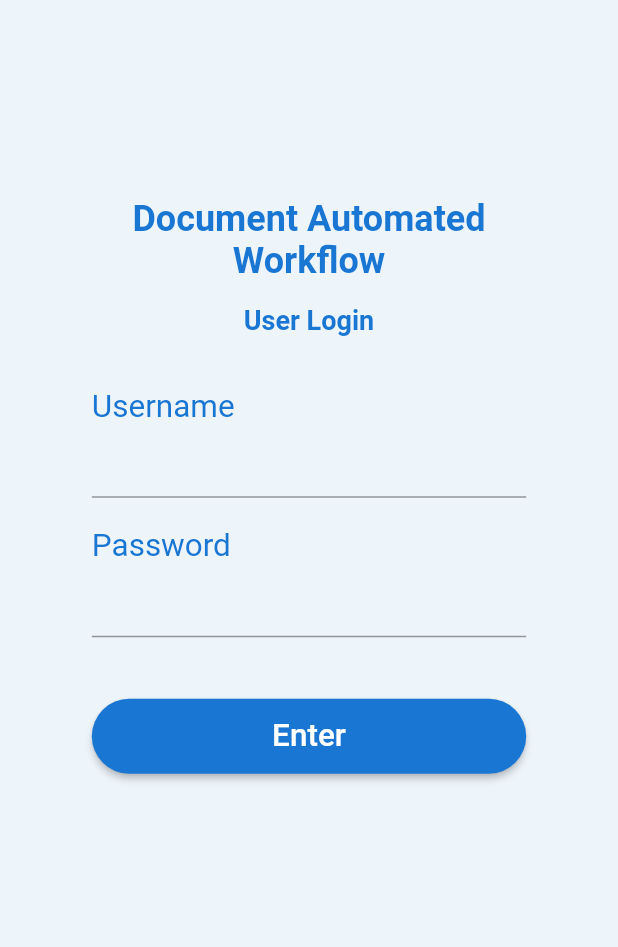
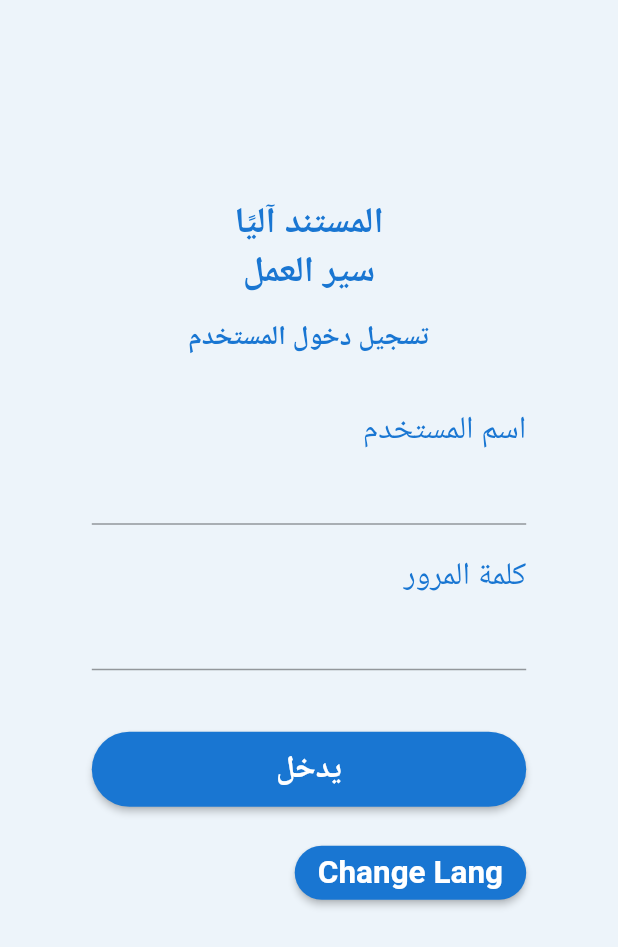
Before and after one commit to farooq023/DawMobile, a Flutter app: the screen it shows after launch, on a phone screen of 412 x 824 dp. Shown: the top 947 px of the screen. Run offline on Flutter 3.47's test engine with Material 2 defaults, Android fonts, the phone set to English and light mode, and no system bars; missing offline and left inert: flutter_cached_pdfview; generated files the repository leaves out were written again.

Commit message:
Implemented the chnage lang feature

```diff
--- a/lib/main.dart
+++ b/lib/main.dart
@@ -12,20 +12,29 @@ import './providers/auth.dart';
 import './providers/dashboardPro.dart';
 import './providers/inboxPro.dart';
 import './providers/fileProvider.dart';
+import './providers/languageProvider.dart';
 
 void main() {
   runApp(const MyApp());
 }
 
-class MyApp extends StatelessWidget {
+class MyApp extends StatefulWidget {
   const MyApp({super.key});
 
+  @override
+  State<MyApp> createState() => _MyAppState();
+}
+
+class _MyAppState extends State<MyApp> {
   @override
   Widget build(BuildContext context) {
     return MultiProvider(
       providers: [
         ChangeNotifierProvider.value(
           value: Auth(),
+        ),
+        ChangeNotifierProvider.value(
+          value: LanguageProvider(),
         ),
         ChangeNotifierProxyProvider<Auth, DashboardPro>(
           create: (ctx) => DashboardPro('', 0),
@@ -41,9 +50,19 @@ class MyApp extends StatelessWidget {
           update: (_, auth, data) =>
               FileProvider(auth.accessToken, auth.userID),
         ),
+        // ChangeNotifierProvider.value(
+        //   value: LanguageProvider(),
+        // ),
       ],
-      child: Consumer<Auth>(
-        builder: (ctx, auth, _) => MaterialApp(
+      // child: MultiProvider(
+      //   providers: [
+      //     ChangeNotifierProvider.value(
+      //       value: Auth(),
+      //     ),
+      //   ],
+      // ),
+      child: Consumer2<Auth, LanguageProvider>(
+        builder: (ctx, auth, lang, _) => MaterialApp(
           debugShowCheckedModeBanner: false,
           title: 'DAW',
           localizationsDelegates: const [
@@ -56,6 +75,7 @@ class MyApp extends StatelessWidget {
             Locale('en', ''),
             Locale('ar', ''),
           ],
+          locale: LanguageProvider.appLocale,
           theme: ThemeData(
             primaryColor: const Color(0xFF1976D2),
             backgroundColor: const Color.fromARGB(255, 237, 244, 250),
@@ -67,6 +87,7 @@ class MyApp extends StatelessWidget {
 
           // home: auth.isAuth ? Login() : Dashboard(),
           home: auth.isAuth ? Login() : Inbox(),
+          // home: Login(),
           routes: {
             Dashboard.routeName: (ctx) => Dashboard(),
             Inbox.routeName: (ctx) => Inbox(),
--- a/lib/providers/inboxPro.dart
+++ b/lib/providers/inboxPro.dart
@@ -1,5 +1,4 @@
 import 'package:flutter/material.dart';
-import 'package:provider/provider.dart';
 import 'package:http/http.dart' as http;
 import 'dart:convert';
 
--- a/lib/screens/login.dart
+++ b/lib/screens/login.dart
@@ -3,6 +3,9 @@ import 'package:provider/provider.dart';
 import 'package:flutter_gen/gen_l10n/app_localizations.dart';
 
 import '../providers/auth.dart';
+
+import '../providers/languageProvider.dart';
+
 
 class Login extends StatefulWidget {
   @override
@@ -60,6 +63,12 @@ class _LoginState extends State<Login> {
         });
       }
     }
+  }
+
+  void _changeLang(){
+    print('now chnggng');
+    Provider.of<LanguageProvider>(context, listen: false).changeLanguageTest();
+    // LanguageProvider.changeLanguageTest();
   }
 
   void _clear() {
@@ -292,6 +301,22 @@ class _LoginState extends State<Login> {
                                 ),
                               ),
                             ),
+                            ElevatedButton(
+                                style: ElevatedButton.styleFrom(
+                                  backgroundColor:
+                                      Theme.of(context).primaryColor,
+                                  shape: RoundedRectangleBorder(
+                                    borderRadius: BorderRadius.circular(30),
+                                  ),
+                                ),
+                                // onPressed: _submit,
+                                onPressed: _changeLang,
+                                child: Text(
+                                  'Change Lang',
+                                  // AppLocalizations.of(context)!.enter,
+                                  style: const TextStyle(fontSize: 21),
+                                ),
+                              ),
                             Center(
                               child: spin != 0
                                   ? CircularProgressIndicator(
```
Also changed, not shown: lib/providers/languageProvider.dart (added, +34 -0 lines).
